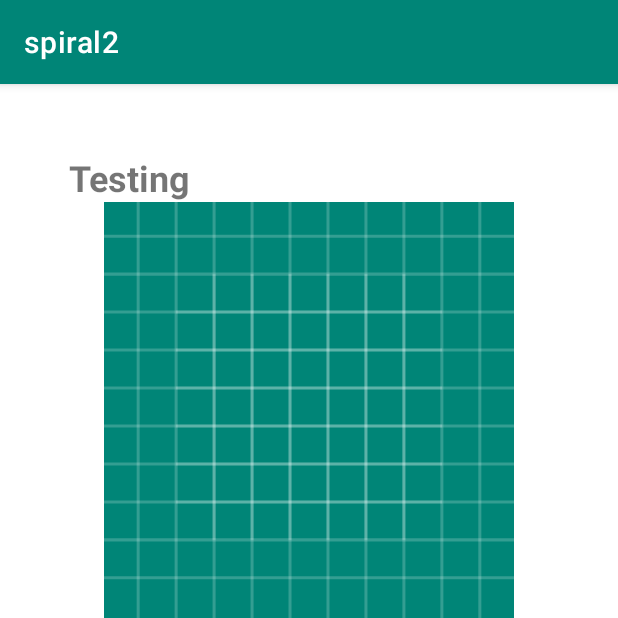
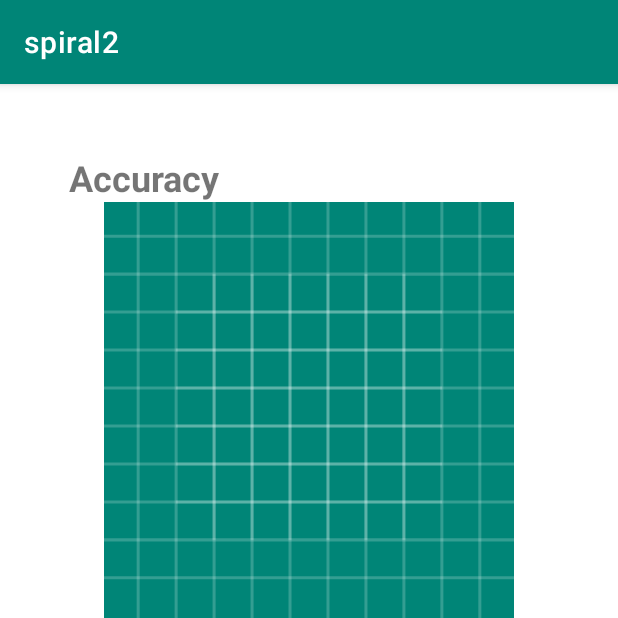
Before and after one commit to ece1778-2020/WhichFace, an Android app: the AccuracyActivity screen opened directly, with no data from a screen before it, on a phone screen of 412 x 824 dp, the top half of it. Run offline under Robolectric (Android 15) with nearby library versions, the phone set to English and light mode, and no system bars; our stand-ins replace Firebase (no records; nobody signed in at launch, a user with empty details on screens opened directly); 5 statements that could not run were skipped.

Commit message:
change accuracy

```diff
--- a/app/src/main/res/layout/activity_accuracy.xml
+++ b/app/src/main/res/layout/activity_accuracy.xml
@@ -13,7 +13,7 @@
         android:layout_marginTop="30dp"
         android:layout_width="wrap_content"
         android:layout_height="wrap_content"
-        android:text="Testing"
+        android:text="Accuracy"
         android:textSize="24sp"
         android:textStyle="bold" />
 
```
